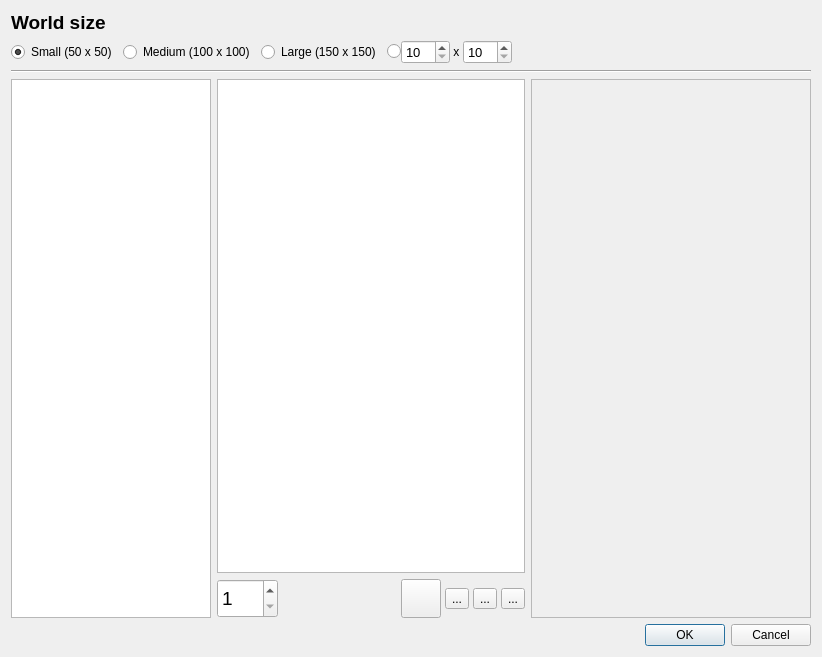
First picture: the form in gui/newworld.ui, repository taliesinb/floatworld, before the edit.
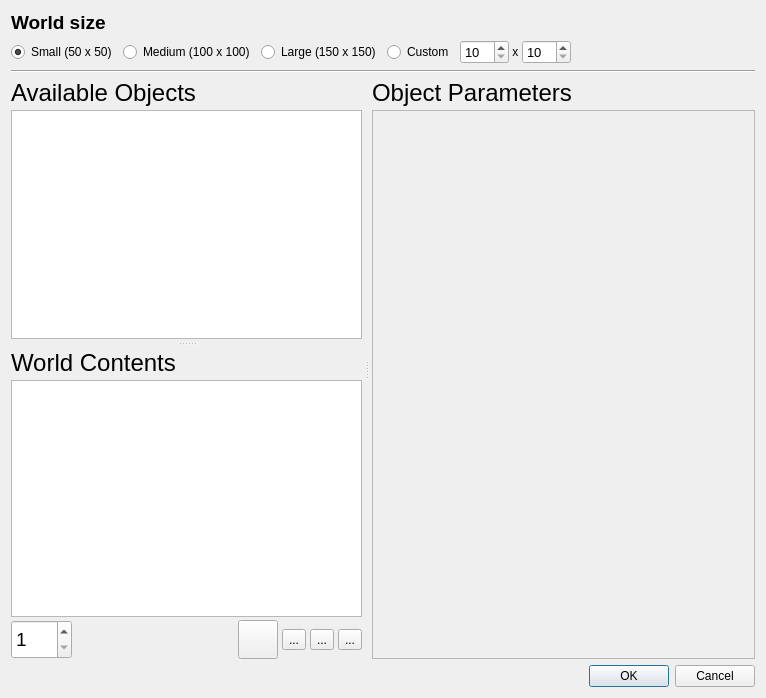
Second picture: the form after the edit. Icons and pictures are not drawn.

Commit message: Settled on a new world dialog layout that I'm happy with. Made hook widgets a bit more uniform in height. Creat action is also now just a label.

```diff
--- a/gui/newworld.ui
+++ b/gui/newworld.ui
@@ -6,14 +6,22 @@
    <rect>
     <x>0</x>
     <y>0</y>
-    <width>822</width>
-    <height>657</height>
+    <width>766</width>
+    <height>698</height>
    </rect>
   </property>
+  <property name="sizePolicy">
+   <sizepolicy hsizetype="Expanding" vsizetype="Preferred">
+    <horstretch>0</horstretch>
+    <verstretch>0</verstretch>
+   </sizepolicy>
+  </property>
   <property name="windowTitle">
    <string>New floatworld</string>
   </property>
-  <layout class="QVBoxLayout" name="verticalLayout_5">
+  <layout class="QGridLayout" name="gridLayout">
+   <item row="0" column="0">
+    <layout class="QVBoxLayout" name="verticalLayout_2">
    <item>
     <widget class="QLabel" name="label">
      <property name="sizePolicy">
@@ -67,17 +75,17 @@
       </widget>
      </item>
      <item>
-      <layout class="QHBoxLayout" name="horizontalLayout_5">
-       <property name="spacing">
-        <number>0</number>
-       </property>
-       <item>
         <widget class="QRadioButton" name="radioCustomSize">
          <property name="text">
-          <string/>
+          <string>Custom</string>
          </property>
         </widget>
        </item>
+       <item>
+        <layout class="QHBoxLayout" name="horizontalLayout_5">
+         <property name="spacing">
+          <number>0</number>
+         </property>
        <item>
         <widget class="QSpinBox" name="rowsBox">
          <property name="font">
@@ -115,6 +123,8 @@
          </property>
         </widget>
        </item>
+        </layout>
+       </item>
        <item>
         <spacer name="horizontalSpacer_2">
          <property name="orientation">
@@ -130,8 +140,6 @@
        </item>
       </layout>
      </item>
-    </layout>
-   </item>
    <item>
     <widget class="Line" name="line">
      <property name="orientation">
@@ -140,26 +148,42 @@
     </widget>
    </item>
    <item>
-    <layout class="QHBoxLayout" name="horizontalLayout_4">
-     <item>
-      <layout class="QVBoxLayout" name="verticalLayout_6">
-       <property name="bottomMargin">
+      <widget class="QSplitter" name="splitter_2">
+       <property name="orientation">
+        <enum>Qt::Horizontal</enum>
+       </property>
+       <property name="handleWidth">
+        <number>10</number>
+       </property>
+       <widget class="QSplitter" name="splitter">
+        <property name="orientation">
+         <enum>Qt::Vertical</enum>
+        </property>
+        <property name="handleWidth">
+         <number>10</number>
+        </property>
+        <widget class="QWidget" name="verticalLayoutWidget_2">
+         <layout class="QVBoxLayout" name="verticalLayout_3">
+          <property name="spacing">
+           <number>3</number>
+          </property>
+          <property name="topMargin">
         <number>0</number>
        </property>
+          <item>
+           <widget class="QLabel" name="label_3">
+            <property name="font">
+             <font>
+              <pointsize>18</pointsize>
+             </font>
+            </property>
+            <property name="text">
+             <string>Available Objects</string>
+            </property>
+           </widget>
+          </item>
        <item>
         <widget class="QListWidget" name="prototypeList">
-         <property name="sizePolicy">
-          <sizepolicy hsizetype="Maximum" vsizetype="Expanding">
-           <horstretch>0</horstretch>
-           <verstretch>0</verstretch>
-          </sizepolicy>
-         </property>
-         <property name="maximumSize">
-          <size>
-           <width>200</width>
-           <height>16777215</height>
-          </size>
-         </property>
          <property name="font">
           <font>
            <pointsize>14</pointsize>
@@ -168,21 +192,36 @@
         </widget>
        </item>
       </layout>
-     </item>
-     <item>
-      <layout class="QVBoxLayout" name="verticalLayout_7">
+        </widget>
+        <widget class="QWidget" name="verticalLayoutWidget_3">
+         <layout class="QVBoxLayout" name="verticalLayout_4">
+          <property name="spacing">
+           <number>3</number>
+          </property>
        <property name="topMargin">
         <number>0</number>
        </property>
+          <item>
+           <widget class="QLabel" name="label_4">
+            <property name="font">
+             <font>
+              <pointsize>18</pointsize>
+             </font>
+            </property>
+            <property name="text">
+             <string>World Contents</string>
+            </property>
+           </widget>
+          </item>
        <item>
         <widget class="QListWidget" name="objectTable">
          <property name="font">
           <font>
-           <pointsize>18</pointsize>
+              <pointsize>14</pointsize>
           </font>
          </property>
          <property name="spacing">
-          <number>2</number>
+             <number>1</number>
          </property>
         </widget>
        </item>
@@ -223,6 +262,9 @@
            <property name="orientation">
             <enum>Qt::Horizontal</enum>
            </property>
+              <property name="sizeType">
+               <enum>QSizePolicy::MinimumExpanding</enum>
+              </property>
            <property name="sizeHint" stdset="0">
             <size>
              <width>40</width>
@@ -302,9 +344,45 @@
         </layout>
        </item>
       </layout>
+        </widget>
+       </widget>
+       <widget class="QWidget" name="verticalLayoutWidget">
+        <layout class="QVBoxLayout" name="verticalLayout" stretch="0,0">
+         <property name="spacing">
+          <number>3</number>
+         </property>
+         <property name="topMargin">
+          <number>0</number>
+         </property>
+         <property name="bottomMargin">
+          <number>0</number>
+         </property>
+         <item>
+          <widget class="QLabel" name="label_5">
+           <property name="sizePolicy">
+            <sizepolicy hsizetype="Preferred" vsizetype="Maximum">
+             <horstretch>0</horstretch>
+             <verstretch>0</verstretch>
+            </sizepolicy>
+           </property>
+           <property name="font">
+            <font>
+             <pointsize>18</pointsize>
+            </font>
+           </property>
+           <property name="text">
+            <string>Object Parameters</string>
+           </property>
+          </widget>
      </item>
      <item>
       <widget class="QFrame" name="objectPanel">
+           <property name="sizePolicy">
+            <sizepolicy hsizetype="Expanding" vsizetype="Preferred">
+             <horstretch>3</horstretch>
+             <verstretch>0</verstretch>
+            </sizepolicy>
+           </property>
        <property name="minimumSize">
         <size>
          <width>280</width>
@@ -328,6 +406,8 @@
       </widget>
      </item>
     </layout>
+       </widget>
+      </widget>
    </item>
    <item>
     <widget class="QDialogButtonBox" name="buttonBox">
@@ -338,6 +418,8 @@
       <set>QDialogButtonBox::Cancel|QDialogButtonBox::Ok</set>
      </property>
     </widget>
+     </item>
+    </layout>
    </item>
   </layout>
  </widget>
```
Lines whose indentation alone changed are shown as unchanged. The commit also changes 8 other files.
